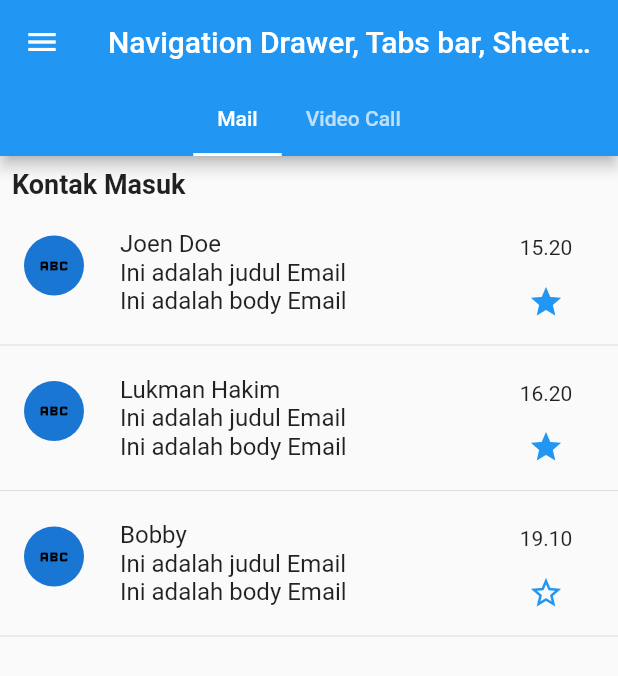
After one commit to letman16/tugas_project_mobile_front_end, a Flutter app: the screen it shows after launch, after a tap on "Navigation Drawer, Tabs bar, Sheets Butt", on a phone screen of 412 x 824 dp. The commit adds this screen. Shown: the top 676 px of the screen. Run offline on Flutter 3.47's test engine with Material 2 defaults, Android fonts, the phone set to English and light mode, and no system bars; our stand-ins replace carousel_slider, image_picker; missing offline and left inert: dart:js_util; network calls fail.

Commit message:
menambahkan minggu 09

```diff
--- a/lib/main.dart
+++ b/lib/main.dart
@@ -35,12 +35,16 @@ import 'minggu14/minggu14_provider.dart';
 import 'minggu15/minggu15.dart';
 import 'minggu15/minggu15_provider.dart';
 
+import 'minggu09/minggu09.dart';
+import 'minggu09/minggu09_provider.dart';
+
 void main() {
   runApp(MultiProvider(providers: [
     ChangeNotifierProvider(create: (_) => Minggu04Provider()),
     ChangeNotifierProvider(create: (_) => Minggu05Provider()),
     ChangeNotifierProvider(create: (_) => Minggu06Provider()),
     ChangeNotifierProvider(create: (_) => Minggu07Provider()),
+    ChangeNotifierProvider(create: (_) => Minggu09Provider()),
     ChangeNotifierProvider(create: (_) => Minggu10Provider()),
     ChangeNotifierProvider(create: (_) => Minggu11Provider()),
     ChangeNotifierProvider(create: (_) => Minggu12Provider()),
@@ -196,6 +200,24 @@ class TableTugasKelompok extends StatelessWidget {
           ),
           child: const Text(
             'Komponen App Bar, Fab, Bottom Navigation',
+            style: TextStyle(fontSize: 17, fontWeight: FontWeight.bold),
+          ),
+        ),
+      },
+      {
+        'minggu': '9',
+        'materi': ElevatedButton(
+          onPressed: () {
+            Navigator.push(context, MaterialPageRoute(builder: (context) {
+              return const Minggu09();
+            }));
+          },
+          style: ElevatedButton.styleFrom(
+            foregroundColor: Colors.black,
+            backgroundColor: Colors.orange,
+          ),
+          child: const Text(
+            'Navigation Drawer, Tabs bar, Sheets Button',
             style: TextStyle(fontSize: 17, fontWeight: FontWeight.bold),
           ),
         ),
--- /dev/null
+++ b/lib/minggu09/minggu09.dart
@@ -0,0 +1,322 @@
+import 'package:flutter/material.dart';
+import 'package:provider/provider.dart';
+import 'package:tugas_kelompok/minggu09/minggu09_provider.dart';
+import 'package:tugas_kelompok/minggu09/open_email.dart';
+
+class Minggu09 extends StatefulWidget {
+  const Minggu09({Key? key}) : super(key: key);
+
+  @override
+  State<Minggu09> createState() => _Minggu09State();
+}
+
+class _Minggu09State extends State<Minggu09> {
+  List<Map<String, dynamic>> _listemail = [];
+  List<Map<String, dynamic>> _typeEmail = [];
+  @override
+  void initState() {
+    super.initState();
+    _listemail = Provider.of<Minggu09Provider>(context, listen: false)
+        .listEmail
+        .where((email) => email['kategori_email']
+            .toString()
+            .toLowerCase()
+            .contains('Kontak Masuk'.toLowerCase()))
+        .toList();
+  }
+
+  @override
+  Widget build(BuildContext context) {
+    final prov = Provider.of<Minggu09Provider>(context);
+    return DefaultTabController(
+        length: 2,
+        child: Scaffold(
+          appBar: AppBar(
+              title: const Text("Navigation Drawer, Tabs bar, Sheets Button"),
+              centerTitle: true,
+              bottom: const TabBar(isScrollable: true, tabs: [
+                Tab(
+                  child: Text("Mail"),
+                ),
+                Tab(
+                  child: Text("Video Call"),
+                ),
+              ])),
+          drawer: Drawer(
+            child: ListView(
+              padding: EdgeInsets.zero,
+              children: [
+                DrawerHeader(
+                    padding: const EdgeInsets.all(16.0),
+                    decoration: const BoxDecoration(color: Colors.blue),
+                    child: Row(
+                      children: [
+                        CircleAvatar(
+                          child: Image.network(
+                              "https://upload.wikimedia.org/wikipedia/commons/thumb/0/04/ChatGPT_logo.svg/1024px-ChatGPT_logo.svg.png"),
+                        ),
+                        const Padding(
+                          padding: EdgeInsets.only(left: 16),
+                          child: Column(
+                            crossAxisAlignment: CrossAxisAlignment.start,
+                            mainAxisAlignment: MainAxisAlignment.center,
+                            children: [
+                              Text(
+                                "Joen Doe",
+                                style: TextStyle(
+                                    color: Colors.white,
+                                    fontWeight: FontWeight.bold),
+                              ),
+                              SizedBox(
+                                height: 5,
+                              ),
+                              Text(
+                                "joen@mail.com",
+                                style: TextStyle(
+                                    color: Colors.white,
+                                    fontWeight: FontWeight.bold),
+                              ),
+                            ],
+                          ),
+                        )
+                      ],
+                    )),
+                const Divider(),
+                ListTile(
+                  onTap: () {
+                    prov.setTypeEmail = "Kontak Masuk";
+                    setState(() {
+                      _listemail = prov.listEmail
+                          .where((email) => email['kategori_email']
+                              .toString()
+                              .toLowerCase()
+                              .contains(prov.typeEmail.toLowerCase()))
+                          .toList();
+                    });
+                    Navigator.pop(context);
+                  },
+                  leading: const Icon(Icons.inbox),
+                  title: Text(
+                    "Kontak Masuk",
+                    style: TextStyle(
+                        color: prov.typeEmail == 'Kontak Masuk'
+                            ? Colors.blue
+                            : Colors.black),
+                  ),
+                  trailing: const Icon(Icons.keyboard_arrow_right_outlined),
+                ),
+                ListTile(
+                  onTap: () {
+                    prov.setTypeEmail = "Spam";
+                    setState(() {
+                      _listemail = prov.listEmail
+                          .where((email) => email['kategori_email']
+                              .toString()
+                              .toLowerCase()
+                              .contains(prov.typeEmail.toLowerCase()))
+                          .toList();
+                    });
+                    Navigator.pop(context);
+                  },
+                  leading: const Icon(Icons.vaccines),
+                  title: Text(
+                    "Spam",
+                    style: TextStyle(
+                        color: prov.typeEmail == 'Spam'
+                            ? Colors.blue
+                            : Colors.black),
+                  ),
+                  trailing: const Icon(Icons.keyboard_arrow_right_outlined),
+                ),
+                ListTile(
+                  onTap: () {
+                    Navigator.pop(context);
+                    dialogInfo(context);
+                  },
+                  leading: const Icon(Icons.info),
+                  title: const Text("Info"),
+                  trailing: const Icon(Icons.keyboard_arrow_right_outlined),
+                )
+              ],
+            ),
+          ),
+          body: TabBarView(children: [
+            ListView(
+              children: [
+                Padding(
+                    padding: const EdgeInsets.all(8.0),
+                    child: Text(
+                      prov.typeEmail,
+                      style: const TextStyle(
+                          fontWeight: FontWeight.bold, fontSize: 18),
+                    )),
+                Column(
+                  children: _listemail.asMap().entries.map((entry) {
+                    var index = entry.key;
+                    var data = entry.value;
+                    String nama_pengirim = data['nama_pengirim'];
+                    return Column(
+                      children: [
+                        ListTile(
+                          onTap: () {
+                            Navigator.push(
+                              context,
+                              MaterialPageRoute(
+                                builder: (_) =>
+                                    OpenEmail(idEmail: data['id_email']),
+                              ),
+                            );
+                          },
+                          leading: const CircleAvatar(
+                            child: Icon(
+                              Icons.abc,
+                              color: Colors.black,
+                            ),
+                          ),
+                          title: Padding(
+                            padding: EdgeInsets.all(8.0),
+                            child: Column(
+                              crossAxisAlignment: CrossAxisAlignment.start,
+                              children: [
+                                Text(nama_pengirim),
+                                Text(data['title_email']),
+                                Text(data['body_email'])
+                              ],
+                            ),
+                          ),
+                          trailing: Column(
+                            children: [
+                              Text(data['tanggal_email']),
+                              const SizedBox(
+                                height: 4,
+                              ),
+                              TextButton(
+                                  onPressed: () {
+                                    print(1);
+                                  },
+                                  child: data['star']
+                                      ? const Icon(Icons.star)
+                                      : const Icon(Icons.star_border))
+                            ],
+                          ),
+                        ),
+                        const Divider()
+                      ],
+                    );
+                  }).toList(),
+                )
+              ],
+            ),
+            Column(
+              crossAxisAlignment: CrossAxisAlignment.start,
+              children: [
+                const Padding(
+                    padding: EdgeInsets.all(8.0),
+                    child: Text("Rapat",
+                        style: TextStyle(
+                            fontWeight: FontWeight.bold, fontSize: 18))),
+                Padding(
+                  padding: const EdgeInsets.all(8.0),
+                  child: Row(
+                    mainAxisAlignment: MainAxisAlignment.spaceAround,
+                    children: [
+                      shareRapat(context),
+                      ElevatedButton(
+                          onPressed: () {},
+                          child: const Text("Gabung pakai kode"))
+                    ],
+                  ),
+                )
+              ],
+            ),
+          ]),
+        ));
+  }
+
+  Future<void> dialogInfo(BuildContext context) {
+    return showDialog<void>(
+      context: context,
+      builder: (BuildContext context) {
+        return AlertDialog(
+          title: const Text('Informasi'),
+          content: const Text(
+            'Ini adalah Aplikasi Gmail Palsu',
+          ),
+          actions: <Widget>[
+            TextButton(
+              style: TextButton.styleFrom(
+                textStyle: Theme.of(context).textTheme.labelLarge,
+              ),
+              child: const Text('Ok'),
+              onPressed: () {
+                Navigator.of(context).pop();
+              },
+            ),
+          ],
+        );
+      },
+    );
+  }
+
+  shareRapat(BuildContext context) {
+    return Builder(builder: ((context) {
+      return ElevatedButton(
+        onPressed: () {
+          showBottomSheet(
+              context: context,
+              builder: (context) {
+                final theme = Theme.of(context);
+                return Wrap(children: [
+                  ListTile(
+                    title: const Text(
+                      "Share Link rapat untuk dibagikan",
+                      style: TextStyle(
+                          fontWeight: FontWeight.bold,
+                          fontSize: 17,
+                          color: Colors.white),
+                    ),
+                    tileColor: theme.colorScheme.primary,
+                    trailing: IconButton(
+                      onPressed: () {
+                        Navigator.pop(context);
+                      },
+                      icon: const Icon(
+                        Icons.close,
+                        color: Colors.white,
+                      ),
+                    ),
+                  ),
+                  ListTile(
+                    onTap: () {
+                      Navigator.pop(context);
+                    },
+                    title: const Text("WhatsApp"),
+                  ),
+                  ListTile(
+                    onTap: () {
+                      Navigator.pop(context);
+                    },
+                    title: const Text("Facebook"),
+                  ),
+                  ListTile(
+                    onTap: () {
+                      Navigator.pop(context);
+                    },
+                    title: const Text("Instagram"),
+                  ),
+                  ListTile(
+                    onTap: () {
+                      Navigator.pop(context);
+                    },
+                    title: const Text("Telegram"),
+                  ),
+                ]);
+              });
+        },
+        child: const Center(
+          child: Text("Rapat baru"),
+        ),
+      );
+    }));
+  }
+}
--- /dev/null
+++ b/lib/minggu09/minggu09_provider.dart
@@ -0,0 +1,58 @@
+import 'package:flutter/material.dart';
+
+class Minggu09Provider extends ChangeNotifier {
+  String _typeEmail = "Kontak Masuk";
+  String get typeEmail => _typeEmail;
+
+  set setTypeEmail(val) {
+    _typeEmail = val;
+  }
+
+  final List<Map<String, dynamic>> listEmail = [
+    {
+      "id_email": "AB",
+      "nama_pengirim": "Joen Doe",
+      "title_email": "Ini adalah judul Email",
+      "body_email": "Ini adalah body Email",
+      "kategori_email": "Kontak Masuk",
+      "tanggal_email": "15.20",
+      "star": true
+    },
+    {
+      "id_email": "AC",
+      "nama_pengirim": "Lukman Hakim",
+      "title_email": "Ini adalah judul Email",
+      "body_email": "Ini adalah body Email",
+      "kategori_email": "Kontak Masuk",
+      "tanggal_email": "16.20",
+      "star": true
+    },
+    {
+      "id_email": "AD",
+      "nama_pengirim": "Jikky",
+      "title_email": "Ini adalah judul Email",
+      "body_email": "Ini adalah body Email",
+      "kategori_email": "Spam",
+      "tanggal_email": "17.50",
+      "star": false
+    },
+    {
+      "id_email": "AE",
+      "nama_pengirim": "Bobby",
+      "title_email": "Ini adalah judul Email",
+      "body_email": "Ini adalah body Email",
+      "kategori_email": "Kontak Masuk",
+      "tanggal_email": "19.10",
+      "star": false
+    },
+    {
+      "id_email": "AB",
+      "nama_pengirim": "M. Aulia Kahfi",
+      "title_email": "Ini adalah judul Email",
+      "body_email": "Ini adalah body Email",
+      "kategori_email": "Spam",
+      "tanggal_email": "21.12",
+      "star": false
+    }
+  ];
+}
```
Also changed, not shown: lib/minggu09/open_email.dart (added, +89 -0 lines).
